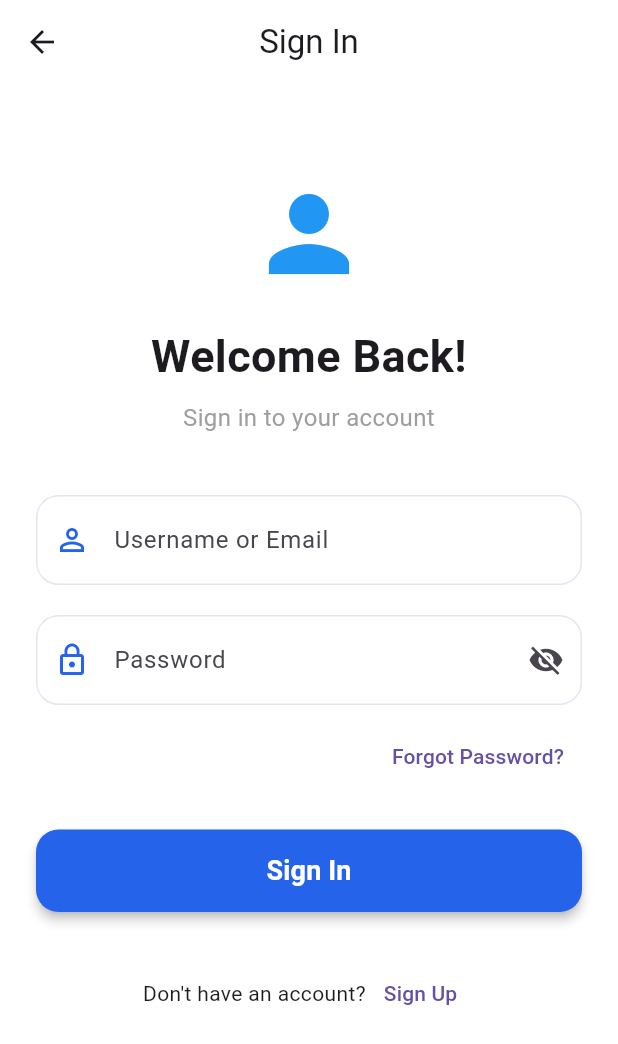
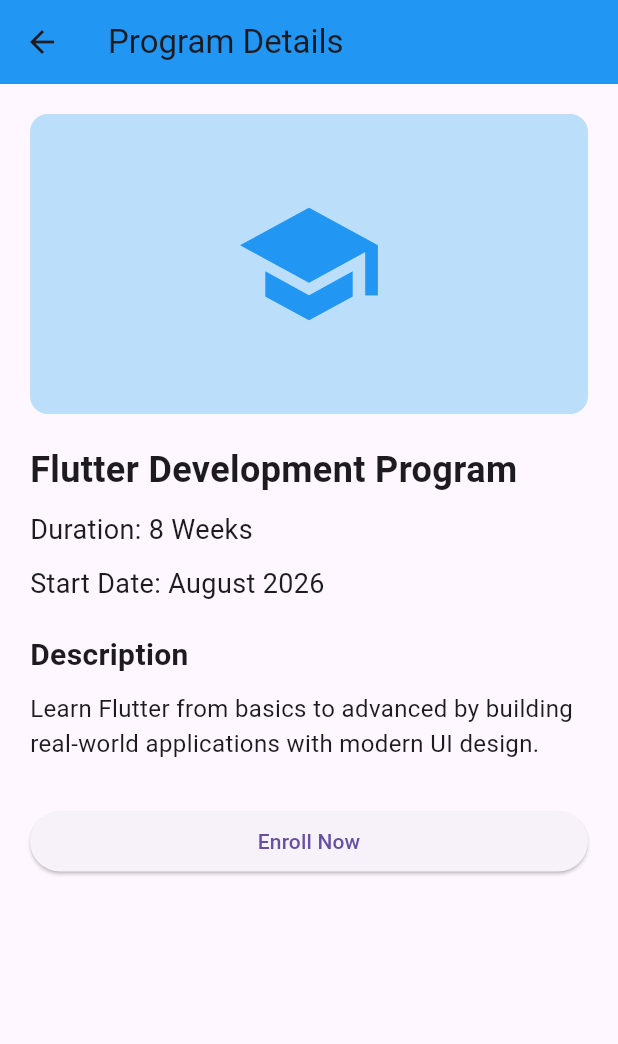
Before and after one commit to SLU-MAD-Team-20/Excelr8_internFLutterApp, a Flutter app: the screen it shows after launch, after a tap on "Sign In", on a phone screen of 412 x 824 dp. Shown: the top 1044 px of the screen. Run offline on Flutter 3.47's test engine with Material 3 defaults, Android fonts, the phone set to English and light mode, and no system bars.

Commit message:
Completed Program Details Screen UI

```diff
--- a/lib/screens/landing_screen.dart
+++ b/lib/screens/landing_screen.dart
@@ -3,6 +3,7 @@ import '../widgets/custom_button.dart';
 import '../constants/app_colors.dart';
 import 'login_screen.dart';
 import 'signup_screen.dart';
+import 'program_details_screen.dart';
 
 class LandingScreen extends StatelessWidget {
   const LandingScreen({super.key});
@@ -60,7 +61,7 @@ class LandingScreen extends StatelessWidget {
                     Navigator.push(
                       context,
                       MaterialPageRoute(
-                        builder: (context) => const LoginScreen(),
+                        builder: (context) => const ProgramDetailsScreen(),
                       ),
                     );
                   },
--- /dev/null
+++ b/lib/screens/program_details_screen.dart
@@ -0,0 +1,88 @@
+import 'package:flutter/material.dart';
+
+class ProgramDetailsScreen extends StatelessWidget {
+  const ProgramDetailsScreen({super.key});
+
+  @override
+  Widget build(BuildContext context) {
+    return Scaffold(
+      appBar: AppBar(
+        title: const Text("Program Details"),
+        backgroundColor: Colors.blue,
+      ),
+      body: SingleChildScrollView(
+        padding: const EdgeInsets.all(20),
+        child: Column(
+          crossAxisAlignment: CrossAxisAlignment.start,
+          children: [
+
+            Container(
+              height: 200,
+              width: double.infinity,
+              decoration: BoxDecoration(
+                color: Colors.blue.shade100,
+                borderRadius: BorderRadius.circular(12),
+              ),
+              child: const Icon(
+                Icons.school,
+                size: 100,
+                color: Colors.blue,
+              ),
+            ),
+
+            SizedBox(height: 20),
+
+            Text(
+              "Flutter Development Program",
+              style: TextStyle(
+                fontSize: 24,
+                fontWeight: FontWeight.bold,
+              ),
+            ),
+
+            SizedBox(height: 10),
+
+            Text(
+              "Duration: 8 Weeks",
+              style: TextStyle(fontSize: 18),
+            ),
+
+            SizedBox(height: 10),
+
+            Text(
+              "Start Date: August 2026",
+              style: TextStyle(fontSize: 18),
+            ),
+
+            SizedBox(height: 20),
+
+            Text(
+              "Description",
+              style: TextStyle(
+                fontSize: 20,
+                fontWeight: FontWeight.bold,
+              ),
+            ),
+
+            SizedBox(height: 10),
+
+            Text(
+              "Learn Flutter from basics to advanced by building real-world applications with modern UI design.",
+              style: TextStyle(fontSize: 16),
+            ),
+
+            SizedBox(height: 30),
+
+            SizedBox(
+              width: double.infinity,
+              child: ElevatedButton(
+                onPressed: () {},
+                child: Text("Enroll Now"),
+              ),
+            ),
+          ],
+        ),
+      ),
+    );
+  }
+}
```
